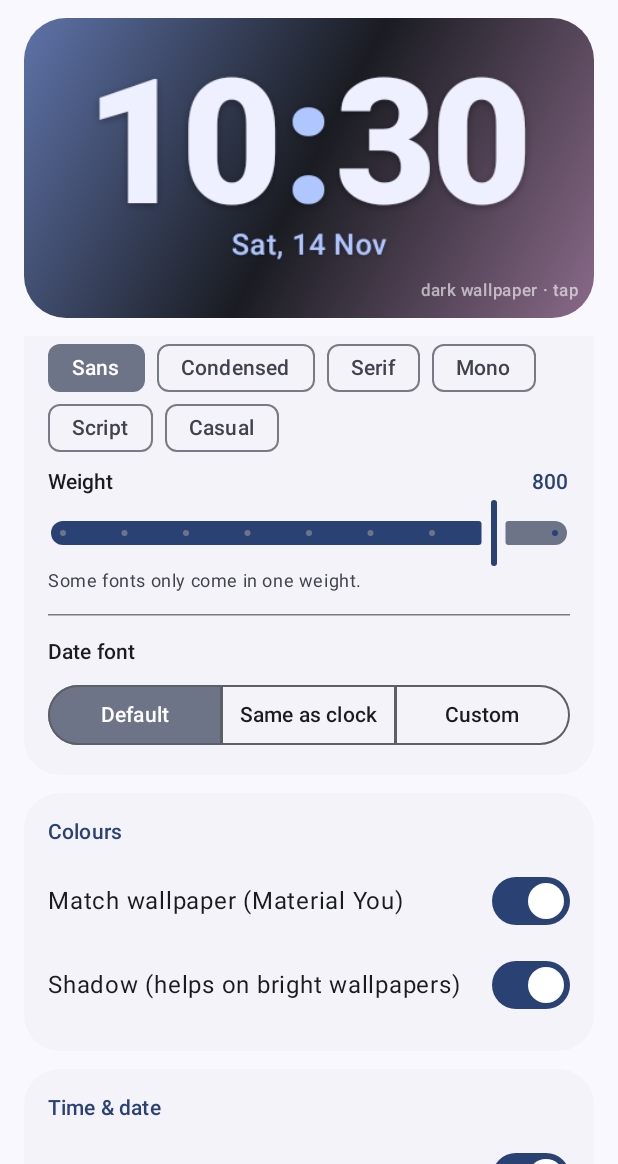
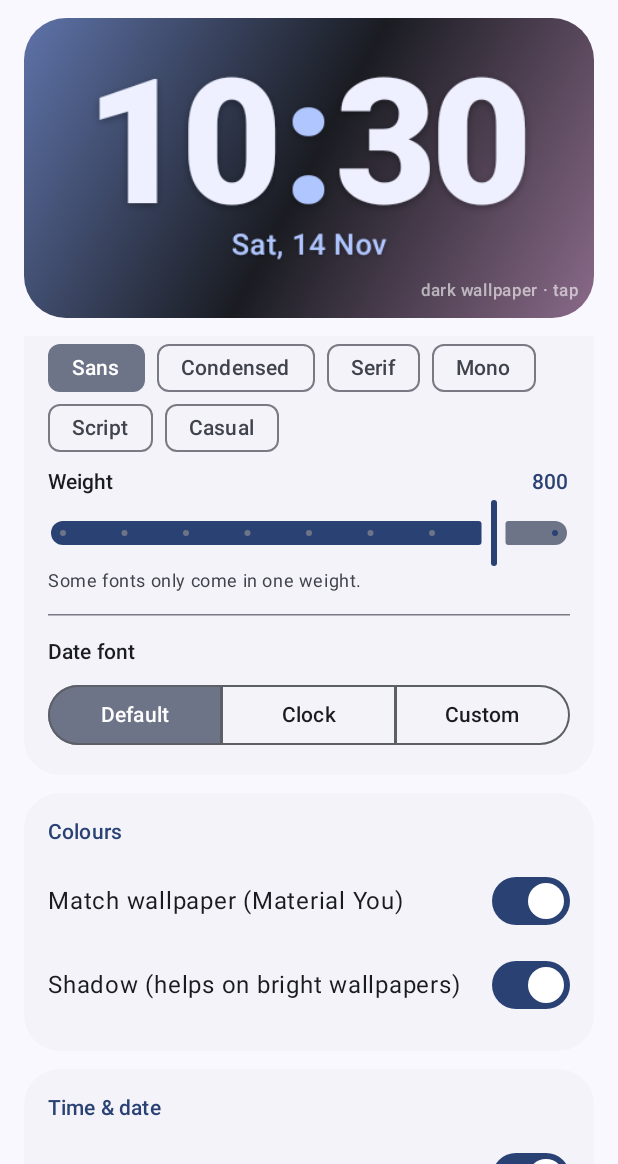
Before and after one commit to savar95x/minutia, an Android app built with Jetpack Compose: the screen it shows after launch (MainActivity), scrolled down 386 dp, on a phone screen of 412 x 824 dp, the part 72-1236 px from its top. Run offline under Robolectric (Android 15) with nearby library versions, the phone set to English and light mode, and no system bars; pictures from the network do not load.

Commit message:
Release 1.3.1: fix clipped 'Same as clock' segment label
Rename the date-font option to 'Clock' and ellipsize segmented-button
labels so long text never clips.

Co-Authored-By: Claude Opus 5.5 <noreply@anthropic.com>
Claude-Session: https://claude.ai/code/session_01RWa9s4R8XhQ1MjykkFhX2k

```diff
--- a/app/src/main/java/dev/savar/minutia/MainActivity.kt
+++ b/app/src/main/java/dev/savar/minutia/MainActivity.kt
@@ -88,6 +88,7 @@ import androidx.compose.ui.platform.LocalContext
 import androidx.compose.ui.text.font.FontWeight
 import androidx.compose.ui.text.input.ImeAction
 import androidx.compose.ui.text.style.TextAlign
+import androidx.compose.ui.text.style.TextOverflow
 import androidx.compose.ui.unit.dp
 import androidx.lifecycle.compose.LifecycleResumeEffect
 import androidx.compose.foundation.layout.PaddingValues
@@ -394,7 +395,7 @@ private fun SettingsScreen(launchId: Int) {
                                         onClick = { update(cfg.copy(dateFontMode = m)) },
                                         shape = SegmentedButtonDefaults.itemShape(index = i, count = modes.size),
                                         icon = {},
-                                    ) { Text(m.label, maxLines = 1) }
+                                    ) { Text(m.label, maxLines = 1, overflow = TextOverflow.Ellipsis) }
                                 }
                             }
                             if (cfg.dateFontMode == DateFontMode.CUSTOM) {
@@ -466,7 +467,7 @@ private fun SettingsScreen(launchId: Int) {
                                 selected = cfg.align == a,
                                 onClick = { update(cfg.copy(align = a)) },
                                 shape = SegmentedButtonDefaults.itemShape(index = i, count = all.size),
-                            ) { Text(a.label) }
+                            ) { Text(a.label, maxLines = 1, overflow = TextOverflow.Ellipsis) }
                         }
                     }
                     Spacer(Modifier.height(6.dp))
@@ -836,7 +837,7 @@ private fun FontEditor(
                     },
                     shape = SegmentedButtonDefaults.itemShape(index = i, count = all.size),
                     icon = {},
-                ) { Text(src.label, maxLines = 1) }
+                ) { Text(src.label, maxLines = 1, overflow = TextOverflow.Ellipsis) }
             }
         }
         Spacer(Modifier.height(14.dp))
--- a/app/src/main/java/dev/savar/minutia/WidgetConfig.kt
+++ b/app/src/main/java/dev/savar/minutia/WidgetConfig.kt
@@ -19,7 +19,7 @@ enum class FontSource(val label: String) {
 
 enum class DateFontMode(val label: String) {
     DEFAULT("Default"),
-    CLOCK("Same as clock"),
+    CLOCK("Clock"), // short: segment buttons are a third of the card wide
     CUSTOM("Custom"),
 }
 
```
Also changed, not shown: 2 other files.
